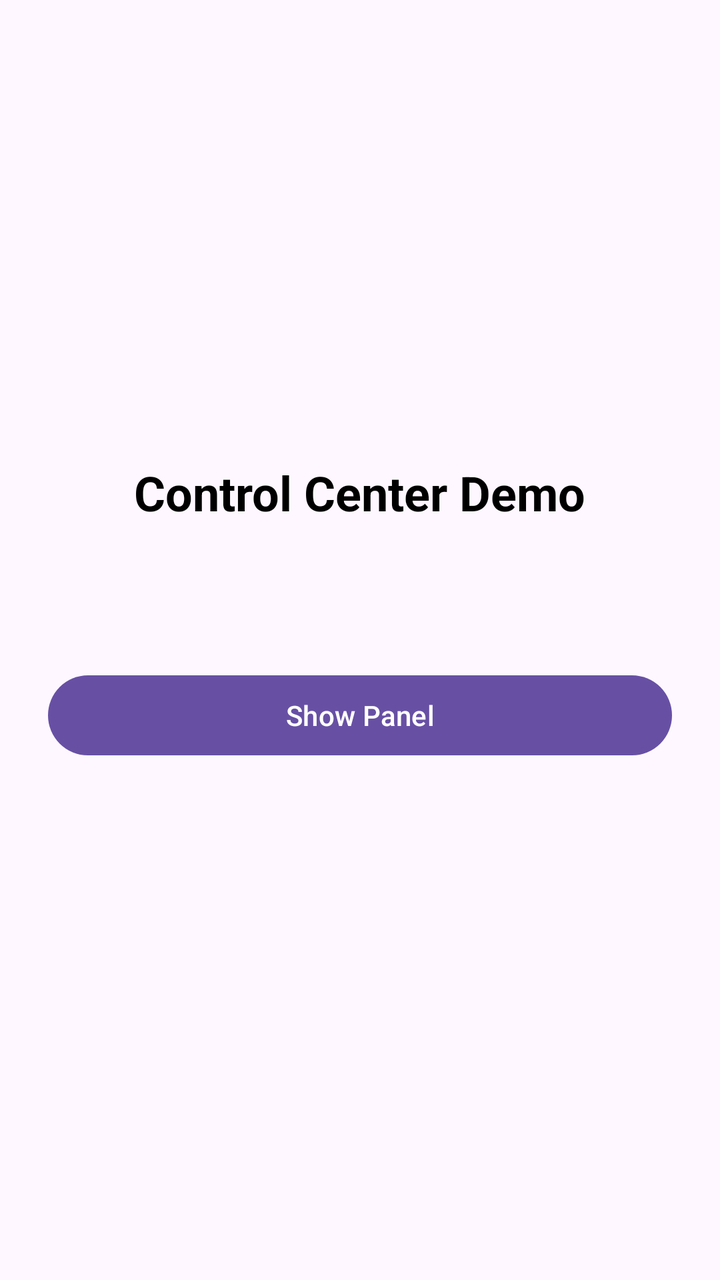
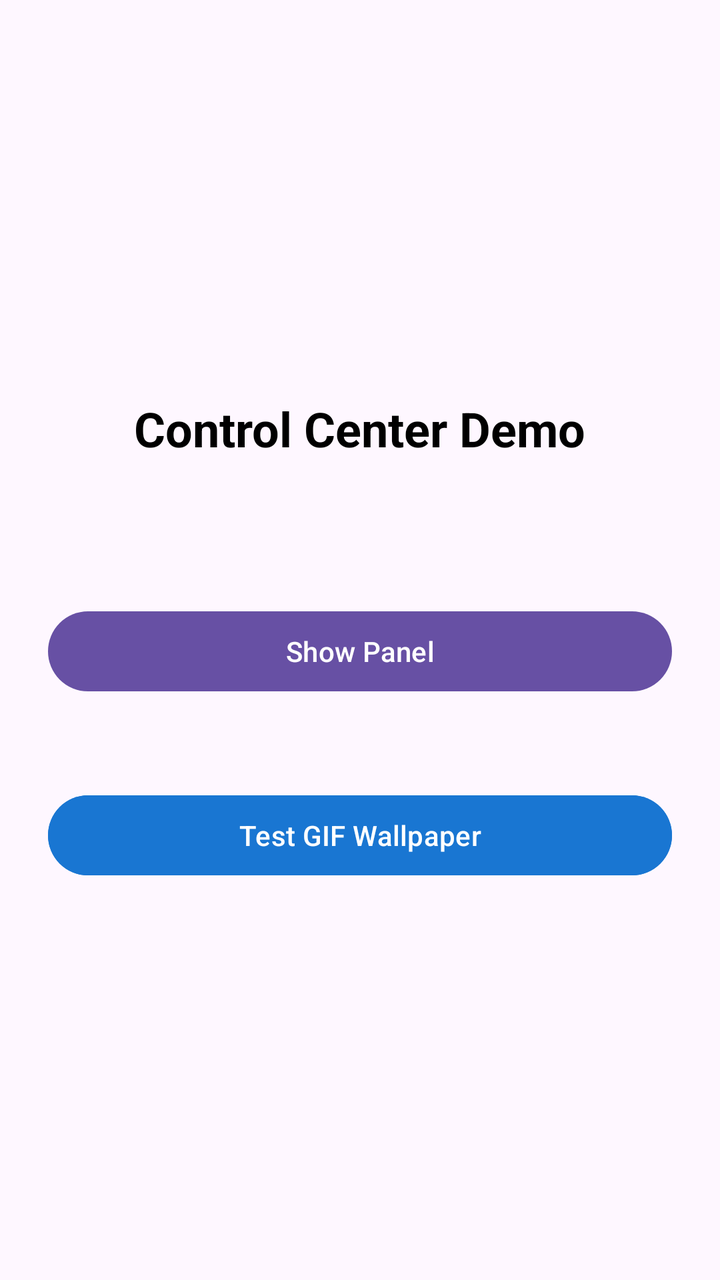

Before-and-after screenshots of an Android layout around one commit, followed by the original layout XML and the change that was made.
<!-- AndroidManifest.xml: application theme Theme.ThemeWallpaper -->
<!-- res/layout/activity_main.xml -->
<?xml version="1.0" encoding="utf-8"?>
<LinearLayout xmlns:android="http://schemas.android.com/apk/res/android"
    android:id="@+id/root"
    android:layout_width="match_parent"
    android:layout_height="match_parent"
    android:gravity="center"
    android:orientation="vertical"
    android:padding="24dp">

    <TextView
        android:id="@+id/titleText"
        android:layout_width="wrap_content"
        android:layout_height="wrap_content"
        android:text="Control Center Demo"
        android:textColor="@color/black"
        android:textSize="24sp"
        android:textStyle="bold" />

    <TextView
        android:id="@+id/accessibilityStatusText"
        android:layout_width="wrap_content"
        android:layout_height="wrap_content"
        android:layout_marginTop="8dp"
        android:textSize="14sp"
        android:textStyle="bold" />

    <TextView
        android:id="@+id/themeStatusText"
        android:layout_width="match_parent"
        android:layout_height="wrap_content"
        android:layout_marginTop="4dp"
        android:gravity="center"
        android:textSize="12sp"
        android:textStyle="bold" />

    <Button
        android:id="@+id/togglePanelButton"
        android:layout_width="match_parent"
        android:layout_height="wrap_content"
        android:layout_marginTop="24dp"
        android:text="Show Panel" />

    <LinearLayout
        android:id="@+id/permissionButtonsContainer"
        android:layout_width="match_parent"
        android:layout_height="wrap_content"
        android:layout_marginTop="28dp"
        android:orientation="vertical" />

</LinearLayout>
<!-- resources referenced by this layout -->
<resources>
  <color name="black">#FF000000</color>
  <style name="Theme.ThemeWallpaper" parent="Base.Theme.P67ControllerWidget" />
  <style name="Base.Theme.P67ControllerWidget" parent="Theme.Material3.Light.NoActionBar">
          
          
          <item name="android:statusBarColor">@color/black</item>
          <item name="android:windowLightStatusBar">true</item>
          <item name="statusBarBackground">@color/black</item>
  
      </style>
</resources>

<!-- the commit's change to res/layout/activity_main.xml (unified diff, before → after) -->
@@ -47,4 +47,13 @@
         android:layout_marginTop="28dp"
         android:orientation="vertical" />
 
+    <Button
+        android:id="@+id/testGifWallpaperButton"
+        android:layout_width="match_parent"
+        android:layout_height="wrap_content"
+        android:layout_marginTop="16dp"
+        android:backgroundTint="#1976D2"
+        android:text="Test GIF Wallpaper"
+        android:textColor="@android:color/white" />
+
 </LinearLayout>
